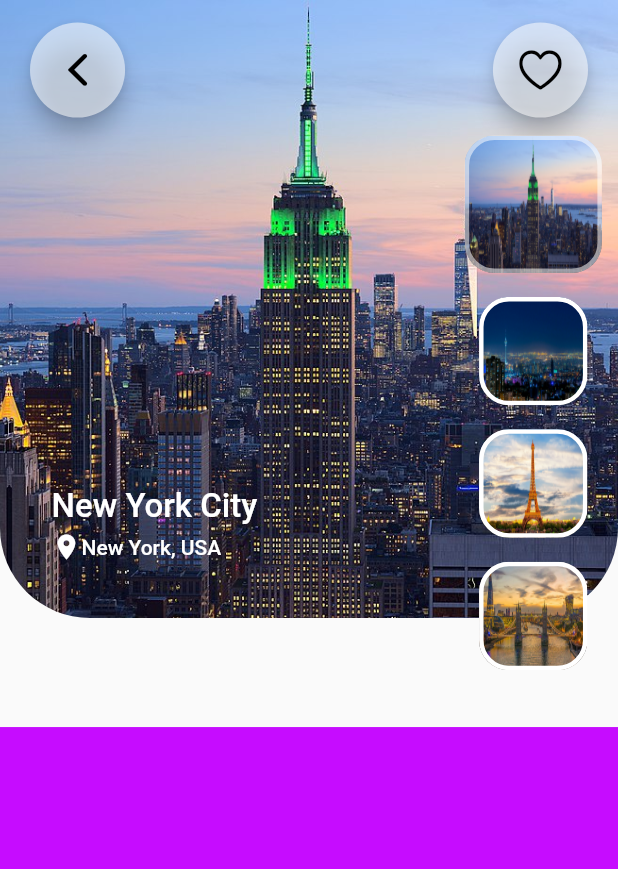
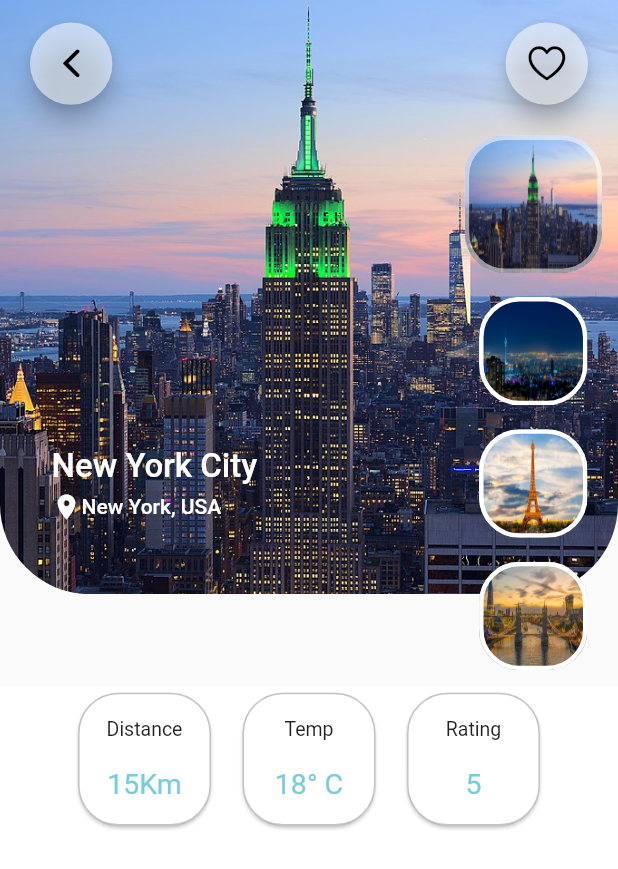
Before and after one commit to aminmk99/travel-app, a Flutter app: the screen it shows after launch, on a phone screen of 412 x 824 dp. Shown: the top 869 px of the screen. Run offline on Flutter 3.47's test engine with Material 2 defaults, Android fonts, the phone set to English and light mode, and no system bars.

Commit message:
Added cards

```diff
--- a/lib/screens/main_screen.dart
+++ b/lib/screens/main_screen.dart
@@ -5,6 +5,8 @@ import 'package:travel_app/widgets/location_of_cities.dart';
 import 'package:travel_app/widgets/my_app_bar.dart';
 import '../model/travel_model.dart';
 import 'dart:developer' as developer;
+
+import '../widgets/my_card.dart';
 
 // ignore: must_be_immutable
 class MainScreen extends StatefulWidget {
@@ -28,7 +30,7 @@ class _MainScreenState extends State<MainScreen> {
           children: [
             Container(
               width: double.infinity,
-              height: size.height / 1.7,
+              height: size.height / 1.8,
               child: Stack(
                 children: [
                   BannerImage(selectedIndex: _selectedIndex),
@@ -60,16 +62,42 @@ class _MainScreenState extends State<MainScreen> {
                   ),
                   //Name of city and its location
                   Positioned(
-                    left: size.width / 12,
-                    bottom: size.height / 7.5,
-                    child: LocOfCities(selectedIndex: _selectedIndex)
-                  ),
+                      left: size.width / 12,
+                      bottom: size.height / 7.5,
+                      child: LocOfCities(selectedIndex: _selectedIndex)),
                 ],
               ),
             ),
             Expanded(
               child: Container(
-                color: Color.fromARGB(250, 197, 7, 255),
+                color: Colors.white,
+                child: Column(
+                  children: [
+                    Padding(
+                      padding: const EdgeInsets.symmetric(horizontal: 35),
+                      child: Row(
+                      mainAxisAlignment: MainAxisAlignment.spaceEvenly,
+                        children: [
+                          MyCard(
+                            selectedIndex: _selectedIndex,
+                            firstText: 'Distance',
+                            secText: '${travelList[_selectedIndex].distance}Km',
+                          ),
+                          MyCard(
+                            selectedIndex: _selectedIndex,
+                            firstText: 'Temp',
+                            secText: '${travelList[_selectedIndex].temp}° C',
+                          ),
+                          MyCard(
+                            selectedIndex: _selectedIndex,
+                            firstText: 'Rating',
+                            secText: '${travelList[_selectedIndex].rating}',
+                          ),
+                        ],
+                      ),
+                    ),
+                  ],
+                ),
               ),
             ),
           ],
--- a/lib/widgets/banner_image.dart
+++ b/lib/widgets/banner_image.dart
@@ -12,7 +12,7 @@ class BannerImage extends StatelessWidget {
     var size = MediaQuery.of(context).size;
     return Container(
       width: double.infinity,
-      height: size.height / 2,
+      height: size.height / 2.08,
       decoration: BoxDecoration(
         borderRadius: BorderRadius.only(
           bottomLeft: Radius.circular(60),
--- a/lib/widgets/list_of_images.dart
+++ b/lib/widgets/list_of_images.dart
@@ -36,7 +36,7 @@ class ListOfImages extends StatelessWidget {
                           : Colors.white,
                       width: 3,
                     ),
-                    borderRadius: BorderRadius.circular(20)),
+                    borderRadius: BorderRadius.circular(27)),
                 duration: Duration(milliseconds: 500),
                 width: (selectedIndex == index)
                     ? size.height / 9
--- /dev/null
+++ b/lib/widgets/my_card.dart
@@ -0,0 +1,35 @@
+import 'package:flutter/material.dart';
+
+import '../model/travel_model.dart';
+
+// ignore: must_be_immutable
+class MyCard extends StatelessWidget {
+  MyCard({required this.selectedIndex, required this.firstText, required this.secText});
+
+  int selectedIndex;
+  String firstText;
+  String secText;
+
+  @override
+  Widget build(BuildContext context) {
+    var size = MediaQuery.of(context).size;
+    return Card(
+        shape: RoundedRectangleBorder(
+          borderRadius: BorderRadius.circular(27),
+          side: BorderSide(width: 1, color: Color.fromARGB(60, 0, 0, 0)),
+        ),
+        child: Container(
+            width: size.height / 9.3,
+            height: size.height / 9.3,
+            child: Column(
+              mainAxisAlignment: MainAxisAlignment.spaceEvenly,
+              children: [
+                Text(firstText, style: TextStyle(fontSize: 13)),
+                Text(secText,
+                    style: TextStyle(
+                        fontSize: 19,
+                        color: Color.fromARGB(255, 121, 204, 222)))
+              ],
+            )));
+  }
+}
--- a/lib/widgets/upper_button.dart
+++ b/lib/widgets/upper_button.dart
@@ -10,7 +10,7 @@ class UpperButton extends StatelessWidget {
   @override
   Widget build(BuildContext context) {
     var size = MediaQuery.of(context).size;
-    double magnitude = 13;
+    double magnitude = 15;
     return SizedBox(
       height: size.height / magnitude,
       width: size.height / magnitude,
```
